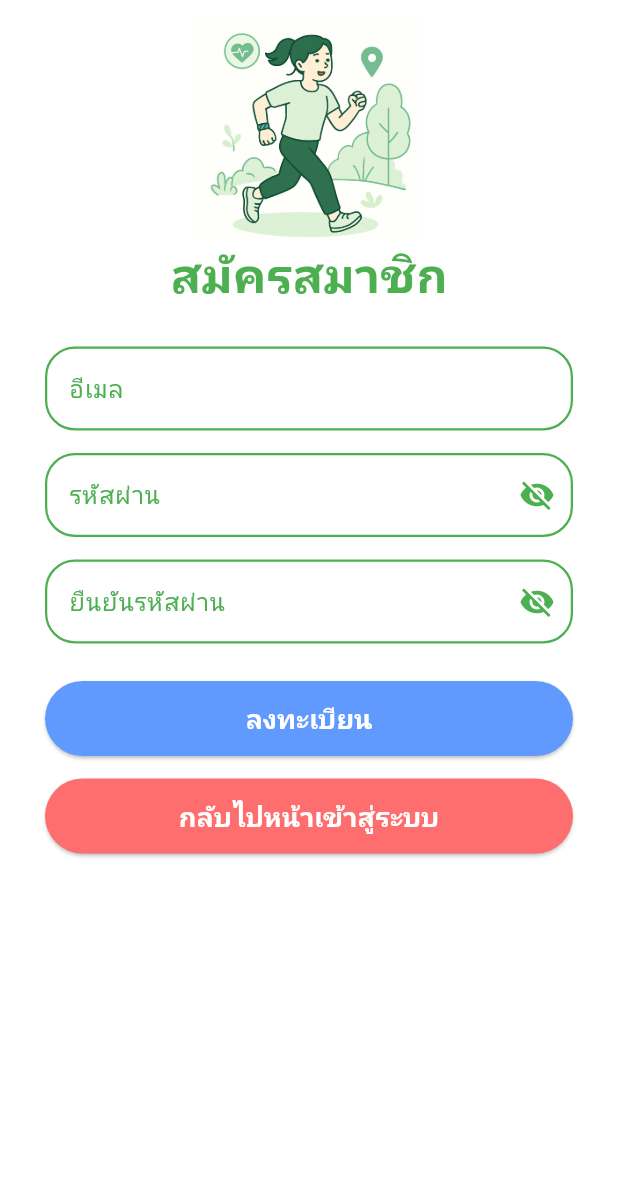
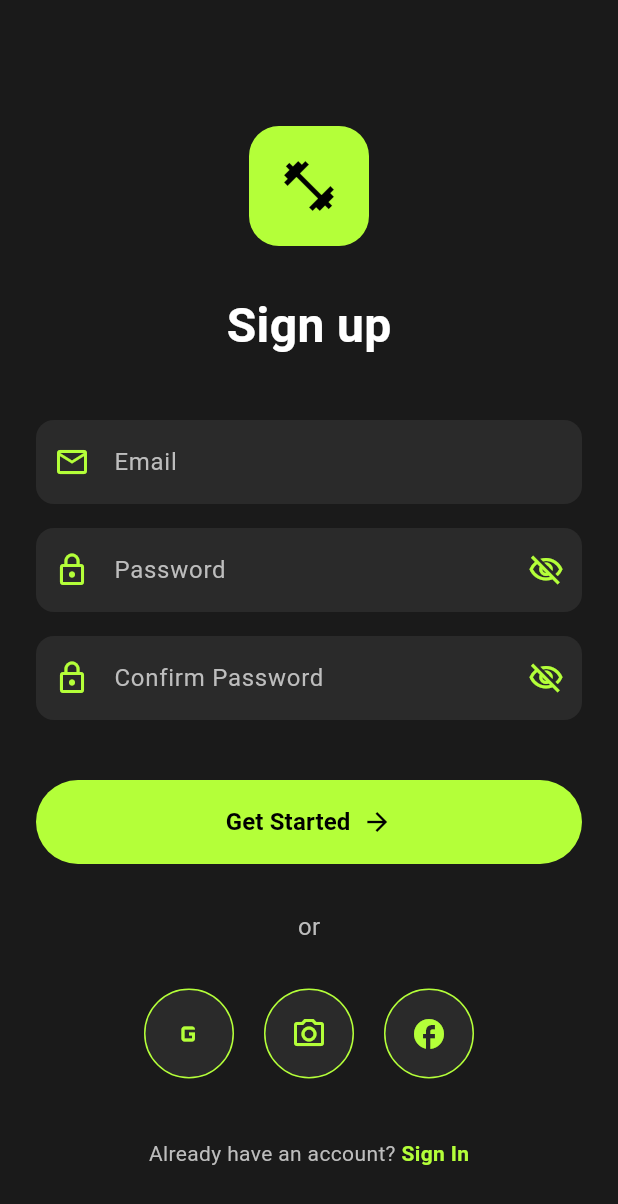
Before and after one commit to potter65315130/project, a Flutter app: the SignupScreen screen opened directly, on a phone screen of 412 x 824 dp. Shown: the top 1204 px of the screen. Run offline on Flutter 3.47's test engine with Material 3 defaults, Android fonts, the phone set to English and light mode, and no system bars; our stand-ins replace cloud_firestore, firebase_auth, firebase_core, flutter_map, geolocator, latlong2; missing offline and left inert: mobile_scanner; accounts and stored records are empty.

Commit message:
ปรับ ui

```diff
--- a/lib/screens/signup_screen.dart
+++ b/lib/screens/signup_screen.dart
@@ -1,11 +1,11 @@
 import 'package:flutter/material.dart';
 import 'package:health_mate/screens/onboarding_flow_screen.dart';
-import 'package:health_mate/screens/login_screen.dart'; // จำเป็นสำหรับปุ่ม "กลับ"
-import 'package:health_mate/widgets/login_button.dart'; // สมมติว่า widget นี้มีอยู่
+import 'package:health_mate/screens/login_screen.dart';
+import 'package:health_mate/widgets/login_button.dart';
 import 'package:firebase_auth/firebase_auth.dart';
 import 'package:cloud_firestore/cloud_firestore.dart';
 import 'package:health_mate/services/firestore_service.dart';
-import 'package:health_mate/models/user_model.dart'; // ตรวจสอบว่านำเข้า UserModel ที่ถูกต้อง
+import 'package:health_mate/models/user_model.dart';
 
 class SignupScreen extends StatefulWidget {
   const SignupScreen({super.key});
@@ -100,31 +100,29 @@ class _SignupScreenState extends State<SignupScreen> {
 
       final uid = userCredential.user!.uid;
 
-      // สร้าง UserModel ด้วยข้อมูลพื้นฐาน (OnboardingFlowScreen จะกรอกส่วนที่เหลือ)
+      // สร้าง UserModel ด้วยข้อมูลพื้นฐาน
       final newUser = UserModel(
-        uid: uid, // กำหนด uid ที่ได้จากการสมัคร
-        name: '', // จะกรอกใน OnboardingFlow
+        uid: uid,
+        name: '',
         email: email,
-        weight: 0.0, // จะกรอกใน OnboardingFlow
-        targetWeight: 0.0, // จะกรอกใน OnboardingFlow
-        height: 0.0, // จะกรอกใน OnboardingFlow
-        age: 0, // จะกรอกใน OnboardingFlow
-        gender: '', // จะกรอกใน OnboardingFlow
-        bmi: 0.0, // จะคำนวณใน OnboardingFlow
-        bmr: 0.0, // จะคำนวณใน OnboardingFlow
-        activityFactor: 1.2, // จะเลือกใน OnboardingFlow
-        plan: '', // จะกำหนดใน OnboardingFlow
-        planWeeklyTarget: 0.0, // จะกำหนดใน OnboardingFlow
-        planStartDate: null, // จะกำหนดใน OnboardingFlow
-        planDurationDays: 0, // จะกำหนดใน OnboardingFlow
-        dailyCalorieTarget: 0.0, // จะคำนวณใน OnboardingFlow
+        weight: 0.0,
+        targetWeight: 0.0,
+        height: 0.0,
+        age: 0,
+        gender: '',
+        bmi: 0.0,
+        bmr: 0.0,
+        activityFactor: 1.2,
+        plan: '',
+        planWeeklyTarget: 0.0,
+        planStartDate: null,
+        planDurationDays: 0,
+        dailyCalorieTarget: 0.0,
       );
 
-      // ใช้ FirestoreService สร้างข้อมูลผู้ใช้พื้นฐาน
       await FirestoreService().createUser(uid, newUser);
 
       if (!mounted) return;
-      // นำทางไปยังหน้า OnboardingFlowScreen
       Navigator.pushReplacement(
         context,
         MaterialPageRoute(builder: (context) => const OnboardingFlowScreen()),
@@ -163,69 +161,84 @@ class _SignupScreenState extends State<SignupScreen> {
   @override
   Widget build(BuildContext context) {
     return Scaffold(
-      backgroundColor: Colors.white,
+      backgroundColor: const Color(0xFF1A1A1A), // เปลี่ยนเป็นสีดำเหมือนในภาพ
       body: SafeArea(
         child: SingleChildScrollView(
           child: Padding(
-            padding: const EdgeInsets.fromLTRB(30, 10, 30, 30),
+            padding: const EdgeInsets.all(24.0),
             child: Column(
               children: [
-                // ตรวจสอบว่า path ถูกต้องและมีไฟล์ใน assets
-                Image.asset(
-                  "assets/login01.png",
-                  width: 200,
-                  height: 150,
-                  fit: BoxFit.contain,
+                const SizedBox(height: 60),
+                // ไอคอนแดมเบล
+                Container(
+                  width: 80,
+                  height: 80,
+                  decoration: BoxDecoration(
+                    color: const Color(0xFFB4FF39), // สีเขียวสดใส
+                    borderRadius: BorderRadius.circular(20),
                   ),
+                  child: const Icon(
+                    Icons.fitness_center,
+                    size: 40,
+                    color: Colors.black,
+                  ),
+                ),
+                const SizedBox(height: 30),
+                // หัวข้อ Sign up
                 const Text(
-                  "สมัครสมาชิก",
+                  "Sign up",
                   style: TextStyle(
                     fontSize: 32,
                     fontWeight: FontWeight.bold,
-                    color: Colors.green,
+                    color: Colors.white,
                   ),
                 ),
-                const SizedBox(height: 25),
-                TextField(
+                const SizedBox(height: 40),
+
+                // ฟิลด์อีเมล
+                Container(
+                  decoration: BoxDecoration(
+                    color: const Color(0xFF2A2A2A),
+                    borderRadius: BorderRadius.circular(12),
+                  ),
+                  child: TextField(
                     controller: _emailController,
-                  cursorColor: Colors.green,
-                  style: const TextStyle(color: Colors.green),
+                    style: const TextStyle(color: Colors.white),
                     decoration: InputDecoration(
-                    labelText: "อีเมล",
-                    labelStyle: const TextStyle(color: Colors.green),
-                    filled: true,
-                    fillColor: Colors.white,
-                    enabledBorder: OutlineInputBorder(
-                      borderSide: const BorderSide(
-                        color: Colors.green,
-                        width: 1.5,
+                      hintText: "Email",
+                      hintStyle: TextStyle(color: Colors.grey[400]),
+                      prefixIcon: const Icon(
+                        Icons.email_outlined,
+                        color: Color(0xFFB4FF39),
                       ),
-                      borderRadius: BorderRadius.circular(20),
-                    ),
-                    focusedBorder: OutlineInputBorder(
-                      borderSide: const BorderSide(
-                        color: Colors.green,
-                        width: 2,
-                      ),
-                      borderRadius: BorderRadius.circular(20),
-                    ),
-                    border: OutlineInputBorder(
-                      borderRadius: BorderRadius.circular(20),
+                      border: InputBorder.none,
+                      contentPadding: const EdgeInsets.symmetric(
+                        horizontal: 16,
+                        vertical: 16,
                       ),
                     ),
                     keyboardType: TextInputType.emailAddress,
                   ),
-                const SizedBox(height: 15),
-                TextField(
+                ),
+                const SizedBox(height: 16),
+
+                // ฟิลด์รหัสผ่าน
+                Container(
+                  decoration: BoxDecoration(
+                    color: const Color(0xFF2A2A2A),
+                    borderRadius: BorderRadius.circular(12),
+                  ),
+                  child: TextField(
                     controller: _passwordController,
                     obscureText: _isPasswordHidden,
-                  cursorColor: Colors.green,
-                  style: const TextStyle(color: Colors.green),
+                    style: const TextStyle(color: Colors.white),
                     decoration: InputDecoration(
-                    labelText: "รหัสผ่าน",
-                    labelStyle: const TextStyle(color: Colors.green),
-                    filled: true,
-                    fillColor: Colors.white,
+                      hintText: "Password",
+                      hintStyle: TextStyle(color: Colors.grey[400]),
+                      prefixIcon: const Icon(
+                        Icons.lock_outline,
+                        color: Color(0xFFB4FF39),
+                      ),
                       suffixIcon: IconButton(
                         onPressed: () {
                           setState(() {
@@ -234,41 +247,38 @@ class _SignupScreenState extends State<SignupScreen> {
                         },
                         icon: Icon(
                           _isPasswordHidden
-                            ? Icons.visibility_off
-                            : Icons.visibility,
-                        color: Colors.green,
+                              ? Icons.visibility_off_outlined
+                              : Icons.visibility_outlined,
+                          color: const Color(0xFFB4FF39),
                         ),
                       ),
-                    enabledBorder: OutlineInputBorder(
-                      borderSide: const BorderSide(
-                        color: Colors.green,
-                        width: 1.5,
-                      ),
-                      borderRadius: BorderRadius.circular(20),
-                    ),
-                    focusedBorder: OutlineInputBorder(
-                      borderSide: const BorderSide(
-                        color: Colors.green,
-                        width: 2,
-                      ),
-                      borderRadius: BorderRadius.circular(20),
-                    ),
-                    border: OutlineInputBorder(
-                      borderRadius: BorderRadius.circular(20),
+                      border: InputBorder.none,
+                      contentPadding: const EdgeInsets.symmetric(
+                        horizontal: 16,
+                        vertical: 16,
                       ),
                     ),
                   ),
-                const SizedBox(height: 15),
-                TextField(
+                ),
+                const SizedBox(height: 16),
+
+                // ฟิลด์ยืนยันรหัสผ่าน
+                Container(
+                  decoration: BoxDecoration(
+                    color: const Color(0xFF2A2A2A),
+                    borderRadius: BorderRadius.circular(12),
+                  ),
+                  child: TextField(
                     controller: _confirmPasswordController,
                     obscureText: _isConfirmPasswordHidden,
-                  cursorColor: Colors.green,
-                  style: const TextStyle(color: Colors.green),
+                    style: const TextStyle(color: Colors.white),
                     decoration: InputDecoration(
-                    labelText: "ยืนยันรหัสผ่าน",
-                    labelStyle: const TextStyle(color: Colors.green),
-                    filled: true,
-                    fillColor: Colors.white,
+                      hintText: "Confirm Password",
+                      hintStyle: TextStyle(color: Colors.grey[400]),
+                      prefixIcon: const Icon(
+                        Icons.lock_outline,
+                        color: Color(0xFFB4FF39),
+                      ),
                       suffixIcon: IconButton(
                         onPressed: () {
                           setState(() {
@@ -277,49 +287,104 @@ class _SignupScreenState extends State<SignupScreen> {
                         },
                         icon: Icon(
                           _isConfirmPasswordHidden
-                            ? Icons.visibility_off
-                            : Icons.visibility,
-                        color: Colors.green,
+                              ? Icons.visibility_off_outlined
+                              : Icons.visibility_outlined,
+                          color: const Color(0xFFB4FF39),
                         ),
                       ),
-                    enabledBorder: OutlineInputBorder(
-                      borderSide: const BorderSide(
-                        color: Colors.green,
-                        width: 1.5,
-                      ),
-                      borderRadius: BorderRadius.circular(20),
-                    ),
-                    focusedBorder: OutlineInputBorder(
-                      borderSide: const BorderSide(
-                        color: Colors.green,
-                        width: 2,
-                      ),
-                      borderRadius: BorderRadius.circular(20),
-                    ),
-                    border: OutlineInputBorder(
-                      borderRadius: BorderRadius.circular(20),
+                      border: InputBorder.none,
+                      contentPadding: const EdgeInsets.symmetric(
+                        horizontal: 16,
+                        vertical: 16,
                       ),
                     ),
                   ),
-                const SizedBox(height: 25),
+                ),
+                const SizedBox(height: 40),
+
+                // ปุ่ม Get Started
                 if (_isLoading)
                   const CircularProgressIndicator(
-                    valueColor: AlwaysStoppedAnimation<Color>(Colors.green),
+                    valueColor: AlwaysStoppedAnimation<Color>(Color(0xFFB4FF39)),
                   )
                 else
-                  SizedBox(
+                  Container(
                     width: double.infinity,
-                    child: LoginButton(
-                      onTap: _signUp,
-                      buttontext: "ลงทะเบียน",
-                      borderRadius: 25.0,
-                      color: const Color.fromARGB(255, 96, 154, 254),
+                    height: 56,
+                    decoration: BoxDecoration(
+                      color: const Color(0xFFB4FF39),
+                      borderRadius: BorderRadius.circular(28),
+                    ),
+                    child: ElevatedButton(
+                      onPressed: _signUp,
+                      style: ElevatedButton.styleFrom(
+                        backgroundColor: Colors.transparent,
+                        shadowColor: Colors.transparent,
+                        shape: RoundedRectangleBorder(
+                          borderRadius: BorderRadius.circular(28),
                         ),
                       ),
-                const SizedBox(height: 15),
-                SizedBox(
-                  width: double.infinity,
-                  child: LoginButton(
+                      child: Row(
+                        mainAxisAlignment: MainAxisAlignment.center,
+                        children: [
+                          const Text(
+                            "Get Started",
+                            style: TextStyle(
+                              fontSize: 16,
+                              fontWeight: FontWeight.w600,
+                              color: Colors.black,
+                            ),
+                          ),
+                          const SizedBox(width: 8),
+                          const Icon(
+                            Icons.arrow_forward,
+                            color: Colors.black,
+                            size: 20,
+                          ),
+                        ],
+                      ),
+                    ),
+                  ),
+
+                const SizedBox(height: 30),
+
+                // ข้อความ "or"
+                Text(
+                  "or",
+                  style: TextStyle(
+                    color: Colors.grey[400],
+                    fontSize: 16,
+                  ),
+                ),
+
+                const SizedBox(height: 30),
+
+                // ปุ่ม Social Login
+                Row(
+                  mainAxisAlignment: MainAxisAlignment.center,
+                  children: [
+                    _buildSocialButton(Icons.g_mobiledata, () {}),
+                    const SizedBox(width: 20),
+                    _buildSocialButton(Icons.camera_alt_outlined, () {}),
+                    const SizedBox(width: 20),
+                    _buildSocialButton(Icons.facebook, () {}),
+                  ],
+                ),
+
+                const SizedBox(height: 40),
+
+                // ลิงค์ไปหน้า Sign In
+                Row(
+                  mainAxisAlignment: MainAxisAlignment.center,
+                  children: [
+                    Text(
+                      "Already have an account? ",
+                      style: TextStyle(
+                        color: Colors.grey[400],
+                        fontSize: 14,
+                      ),
+                    ),
+                    GestureDetector(
                       onTap: () {
                         if (_isLoading) return;
                         Navigator.pushReplacement(
@@ -329,10 +394,16 @@ class _SignupScreenState extends State<SignupScreen> {
                           ),
                         );
                       },
-                    buttontext: "กลับไปหน้าเข้าสู่ระบบ",
-                    borderRadius: 25.0,
-                    color: const Color.fromARGB(255, 254, 110, 110),
+                      child: const Text(
+                        "Sign In",
+                        style: TextStyle(
+                          color: Color(0xFFB4FF39),
+                          fontSize: 14,
+                          fontWeight: FontWeight.w600,
                         ),
+                      ),
+                    ),
+                  ],
                 ),
               ],
             ),
@@ -341,4 +412,27 @@ class _SignupScreenState extends State<SignupScreen> {
       ),
     );
   }
+
+  Widget _buildSocialButton(IconData icon, VoidCallback onTap) {
+    return GestureDetector(
+      onTap: onTap,
+      child: Container(
+        width: 60,
+        height: 60,
+        decoration: BoxDecoration(
+          color: const Color(0xFF2A2A2A),
+          borderRadius: BorderRadius.circular(30),
+          border: Border.all(
+            color: const Color(0xFFB4FF39),
+            width: 1,
+          ),
+        ),
+        child: Icon(
+          icon,
+          color: const Color(0xFFB4FF39),
+          size: 24,
+        ),
+      ),
+    );
   }
+}
```
Also changed, not shown: lib/screens/login_screen.dart (+210 -99 lines). Lines whose indentation alone changed are shown as unchanged.
